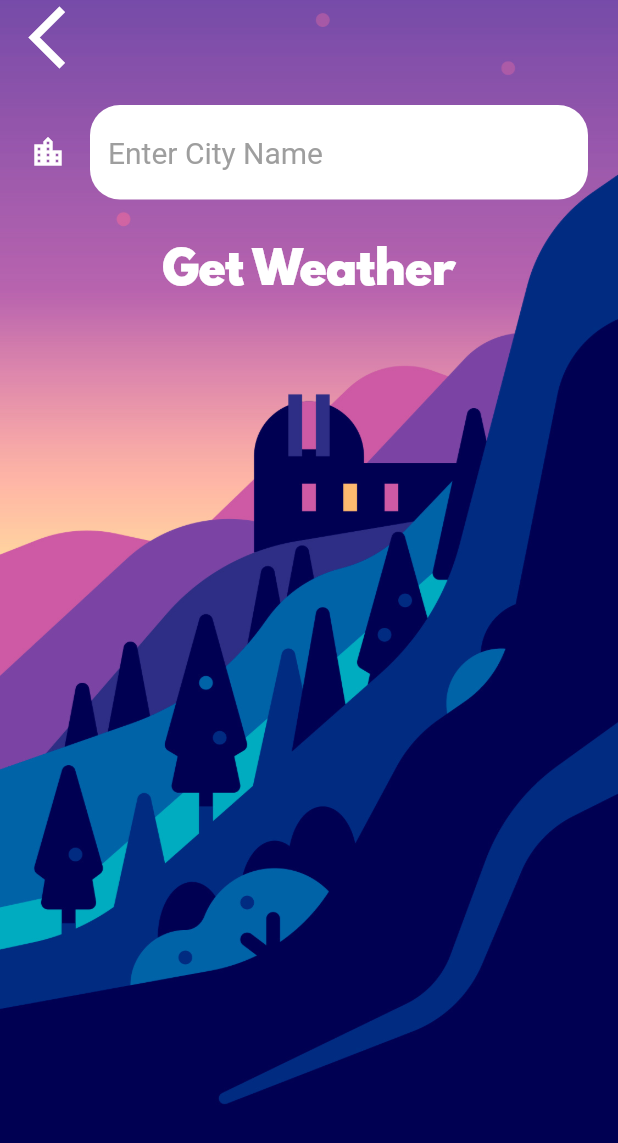
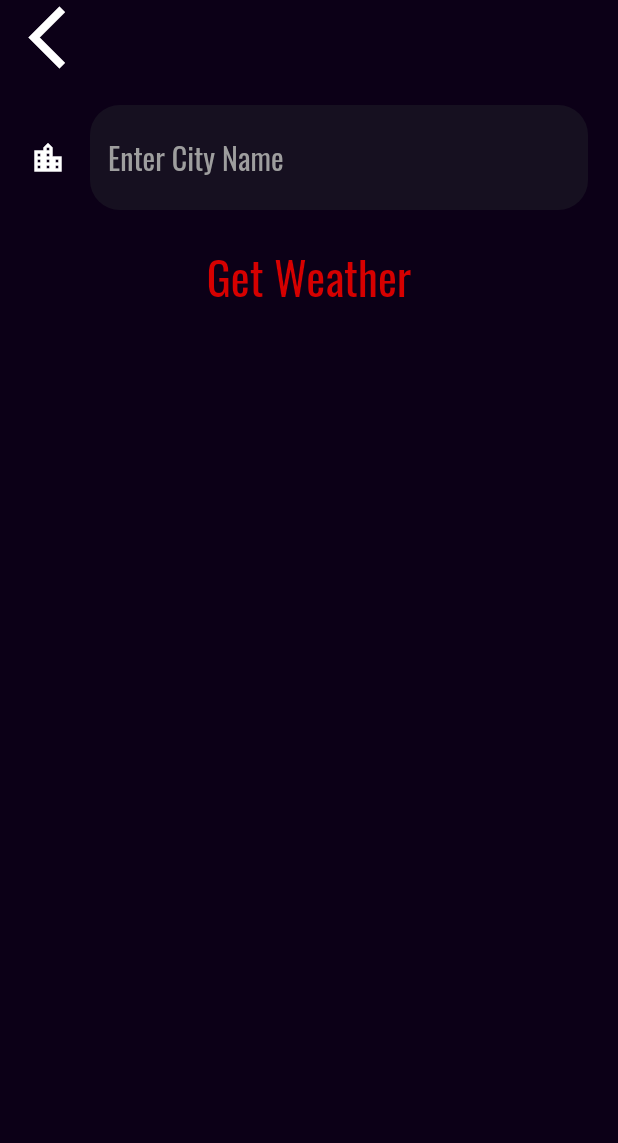
Before and after one commit to deeprodge/Clima-App, a Flutter app: the LocationScreen screen opened directly with empty values, after a tap on the "location city" icon, on a phone screen of 412 x 824 dp. Shown: the top 1143 px of the screen. Run offline on Flutter 3.47's test engine with Material 2 defaults, Android fonts, the phone set to English and light mode, and no system bars; our stand-ins replace carousel_slider, flutter_spinkit, geolocator, rflutter_alert, weather_icons; network calls fail; statements that could not run were skipped.

Commit message:
tenth commit

```diff
--- a/lib/screens/city_screen.dart
+++ b/lib/screens/city_screen.dart
@@ -11,13 +11,14 @@ class _CityScreenState extends State<CityScreen> {
   @override
   Widget build(BuildContext context) {
     return Scaffold(
+      backgroundColor: Color(0xff0C0017),
       body: Container(
-        decoration: BoxDecoration(
-          image: DecorationImage(
-            image: AssetImage('images/city_background.jpg'),
-            fit: BoxFit.cover,
-          ),
-        ),
+//        decoration: BoxDecoration(
+//          image: DecorationImage(
+//            image: AssetImage('images/city_background.jpg'),
+//            fit: BoxFit.cover,
+//          ),
+//        ),
         constraints: BoxConstraints.expand(),
         child: SafeArea(
           child: Column(
@@ -43,11 +44,12 @@ class _CityScreenState extends State<CityScreen> {
                   ),
                   decoration: InputDecoration(
                     filled: true,
-                    fillColor: Colors.white,
+                    fillColor: Color(0xff161020),
                     hintText: 'Enter City Name',
                     hintStyle: TextStyle(
                       color: Colors.grey,
-                      fontSize: 20
+                      fontSize: 20,
+                      fontFamily: "Oswald"
                     ),
                     icon: Icon(
                       Icons.location_city,
--- a/lib/screens/loading_screen.dart
+++ b/lib/screens/loading_screen.dart
@@ -31,9 +31,10 @@ class _LoadingScreenState extends State<LoadingScreen> {
   @override
   Widget build(BuildContext context) {
     return Scaffold(
+      backgroundColor: Color(0xff0C0017),
         body: Center(
             child: SpinKitRing(
-      color: Colors.white,
+      color: Color(0xFFd60000),
       size: 50.0,
     )));
   }
--- a/lib/screens/location_screen.dart
+++ b/lib/screens/location_screen.dart
@@ -30,8 +30,10 @@ class _LocationScreenState extends State<LocationScreen> {
   double minTempDou=0;
   double maxTempDou=0.0;
   int maxTemp=0;
-  int humidity=0;
-  int windSpeed=0;
+  double humidity=0;
+  double windSpeed=0;
+  double windDir=0;
+  double clouds=0;
 
 
   void updateUI(dynamic weatherData) {
@@ -61,8 +63,10 @@ class _LocationScreenState extends State<LocationScreen> {
       minTemp=minTempDou.toInt();
       maxTempDou= weatherData['main']['temp_max']+0.0;
       maxTemp=maxTempDou.toInt();
-      humidity=weatherData['main']['humidity'];
-      windSpeed=weatherData['wind']['speed'];
+      humidity=weatherData['main']['humidity']+0.0;
+      windSpeed=weatherData['wind']['speed']+0.0;
+      windDir=weatherData['wind']['deg']+0.0;
+      clouds=weatherData['clouds']['all']+0.0;
     });
   }
 
@@ -174,7 +178,7 @@ class _LocationScreenState extends State<LocationScreen> {
                     color: kTempTextIcon,
                   ),
                   SizedBox(
-                    height: 30,
+                    height: 50,
                   ),
                   Expanded(
                     child: Column(
@@ -186,7 +190,7 @@ class _LocationScreenState extends State<LocationScreen> {
                             children: <Widget>[
                               Icon(
                                 weatherIcon,
-                                color: kTempTextIcon,
+                                color: Color(0xFFd60000),
                                 size: 90,
                               ),
                               SizedBox(
@@ -251,11 +255,14 @@ class _LocationScreenState extends State<LocationScreen> {
                           ),
                         ),
                         Expanded(
-                          flex: 4,
+                          flex: 3,
                           child: ReusableCard(
                             cardChild: Row(
+                              mainAxisAlignment: MainAxisAlignment.spaceAround,
                               children: <Widget>[
                                 Column(
+                                  crossAxisAlignment: CrossAxisAlignment.start,
+                                  mainAxisAlignment: MainAxisAlignment.spaceEvenly,
                                   children: <Widget>[
                                     MisDetails(
                                         humidity,
@@ -263,12 +270,31 @@ class _LocationScreenState extends State<LocationScreen> {
                                         '%',
                                     ),
                                     MisDetails(
-                                      windSpeed,
-                                      WeatherIcons.strong_wind,
-                                      'M/s'
+                                      clouds,
+                                      WeatherIcons.cloud,
+                                      '%'
                                     )
                                   ],
-                                )
+                                ),
+
+
+                                Column(
+
+                                  crossAxisAlignment: CrossAxisAlignment.start,
+                                  mainAxisAlignment: MainAxisAlignment.spaceEvenly,
+                                  children: <Widget>[
+                                    MisDetails(
+                                        windSpeed,
+                                        WeatherIcons.strong_wind,
+                                        'M/s'
+                                    ),
+                                    MisDetails(
+                                      windDir,
+                                      WeatherIcons.wind_direction,
+                                      'Deg',
+                                    )
+                                  ],
+                                ),
                               ],
                             ),
                           ),
@@ -283,12 +309,12 @@ class _LocationScreenState extends State<LocationScreen> {
 
 class MisDetails extends StatelessWidget {
   MisDetails(
-      this.humidity,
+      this.measures,
       this.icon,
       this.unit
   );
 
-  final int humidity;
+  final double measures;
   final IconData icon;
   final String unit;
 
@@ -304,10 +330,10 @@ class MisDetails extends StatelessWidget {
           width: 15,
         ),
         Text(
-          '$humidity',
+          '$measures ',
           style: TextStyle(
             fontFamily: 'Oswald',
-            fontSize: 30,
+            fontSize: 25,
           ),
         ),
         Text('$unit',
@@ -351,7 +377,7 @@ class MinMax extends StatelessWidget {
               style: TextStyle(
                 fontFamily: "Oswald",
 
-                fontSize: 30,
+                fontSize: 27,
                 fontWeight: FontWeight.w400,
               ),),
             Text('c',
--- a/lib/utilities/constants.dart
+++ b/lib/utilities/constants.dart
@@ -12,7 +12,8 @@ const kMessageTextStyle = TextStyle(
 
 const kButtonTextStyle = TextStyle(
   fontSize: 30.0,
-  fontFamily: 'Spartan MB',
+  fontFamily: 'Oswald',
+  color: Color(0xFFd60000)
 );
 
 const kConditionTextStyle = TextStyle(
```
Also changed, not shown: 11 other files.
